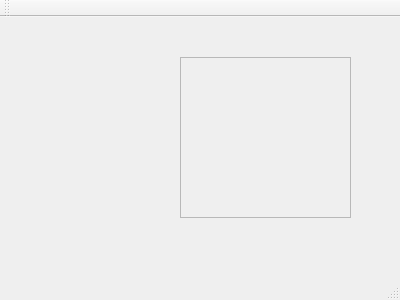
Before: the Qt Designer form mainwindow.ui in kubanecxxx/piris, drawn with Qt 5.
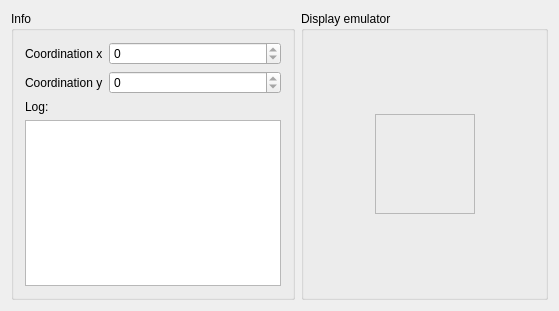
After: the same form once the commit is applied. Custom widgets are drawn as their Qt base class.

Commit message: gui emulator finished added basic widget started master class development

Diff of the .ui file:
```diff
--- a/mainwindow.ui
+++ b/mainwindow.ui
@@ -6,50 +6,164 @@
    <rect>
     <x>0</x>
     <y>0</y>
-    <width>400</width>
-    <height>300</height>
+    <width>559</width>
+    <height>311</height>
    </rect>
   </property>
   <property name="windowTitle">
    <string>MainWindow</string>
   </property>
   <widget class="QWidget" name="centralWidget">
-   <widget class="QDisplay" name="display">
-    <property name="geometry">
-     <rect>
-      <x>180</x>
-      <y>40</y>
-      <width>171</width>
-      <height>161</height>
-     </rect>
-    </property>
-    <property name="frameShape">
-     <enum>QFrame::StyledPanel</enum>
-    </property>
-    <property name="frameShadow">
-     <enum>QFrame::Raised</enum>
-    </property>
-   </widget>
+   <layout class="QVBoxLayout" name="verticalLayout">
+    <item>
+     <layout class="QHBoxLayout" name="horizontalLayout">
+      <item>
+       <widget class="QGroupBox" name="groupBox_2">
+        <property name="minimumSize">
+         <size>
+          <width>280</width>
+          <height>235</height>
+         </size>
+        </property>
+        <property name="title">
+         <string>Info</string>
+        </property>
+        <layout class="QVBoxLayout" name="verticalLayout_2">
+         <item>
+          <layout class="QFormLayout" name="formLayout_2">
+           <property name="fieldGrowthPolicy">
+            <enum>QFormLayout::AllNonFixedFieldsGrow</enum>
+           </property>
+           <item row="0" column="0">
+            <widget class="QLabel" name="label">
+             <property name="text">
+              <string>Coordination x</string>
+             </property>
+            </widget>
+           </item>
+           <item row="1" column="0">
+            <widget class="QLabel" name="label_2">
+             <property name="text">
+              <string>Coordination y</string>
+             </property>
+            </widget>
+           </item>
+           <item row="0" column="1">
+            <widget class="QSpinBox" name="spinX">
+             <property name="readOnly">
+              <bool>true</bool>
+             </property>
+             <property name="maximum">
+              <number>9999</number>
+             </property>
+            </widget>
+           </item>
+           <item row="1" column="1">
+            <widget class="QSpinBox" name="spinY">
+             <property name="readOnly">
+              <bool>true</bool>
+             </property>
+             <property name="maximum">
+              <number>9999</number>
+             </property>
+            </widget>
+           </item>
+          </layout>
+         </item>
+         <item>
+          <widget class="QLabel" name="label_3">
+           <property name="text">
+            <string>Log:</string>
+           </property>
+          </widget>
+         </item>
+         <item>
+          <widget class="QTextBrowser" name="textBrowser"/>
+         </item>
+        </layout>
+       </widget>
+      </item>
+      <item>
+       <widget class="QGroupBox" name="groupBox">
+        <property name="title">
+         <string>Display emulator</string>
+        </property>
+        <layout class="QGridLayout" name="gridLayout">
+         <item row="1" column="0">
+          <spacer name="horizontalSpacer">
+           <property name="orientation">
+            <enum>Qt::Horizontal</enum>
+           </property>
+           <property name="sizeHint" stdset="0">
+            <size>
+             <width>40</width>
+             <height>20</height>
+            </size>
+           </property>
+          </spacer>
+         </item>
+         <item row="1" column="1">
+          <widget class="QDisplay" name="display">
+           <property name="minimumSize">
+            <size>
+             <width>100</width>
+             <height>100</height>
+            </size>
+           </property>
+           <property name="frameShape">
+            <enum>QFrame::StyledPanel</enum>
+           </property>
+           <property name="frameShadow">
+            <enum>QFrame::Raised</enum>
+           </property>
+          </widget>
+         </item>
+         <item row="1" column="2">
+          <spacer name="horizontalSpacer_2">
+           <property name="orientation">
+            <enum>Qt::Horizontal</enum>
+           </property>
+           <property name="sizeHint" stdset="0">
+            <size>
+             <width>40</width>
+             <height>20</height>
+            </size>
+           </property>
+          </spacer>
+         </item>
+         <item row="2" column="1">
+          <spacer name="verticalSpacer">
+           <property name="orientation">
+            <enum>Qt::Vertical</enum>
+           </property>
+           <property name="sizeHint" stdset="0">
+            <size>
+             <width>20</width>
+             <height>40</height>
+            </size>
+           </property>
+          </spacer>
+         </item>
+         <item row="0" column="1">
+          <spacer name="verticalSpacer_2">
+           <property name="orientation">
+            <enum>Qt::Vertical</enum>
+           </property>
+           <property name="sizeHint" stdset="0">
+            <size>
+             <width>20</width>
+             <height>40</height>
+            </size>
+           </property>
+          </spacer>
+         </item>
+        </layout>
+       </widget>
+      </item>
+     </layout>
+    </item>
+   </layout>
   </widget>
-  <widget class="QMenuBar" name="menuBar">
-   <property name="geometry">
-    <rect>
-     <x>0</x>
-     <y>0</y>
-     <width>400</width>
-     <height>19</height>
-    </rect>
-   </property>
-  </widget>
-  <widget class="QToolBar" name="mainToolBar">
-   <attribute name="toolBarArea">
-    <enum>TopToolBarArea</enum>
-   </attribute>
-   <attribute name="toolBarBreak">
-    <bool>false</bool>
-   </attribute>
-  </widget>
-  <widget class="QStatusBar" name="statusBar"/>
  </widget>
  <layoutdefault spacing="6" margin="11"/>
  <customwidgets>
```
The commit also changes 14 other files.
